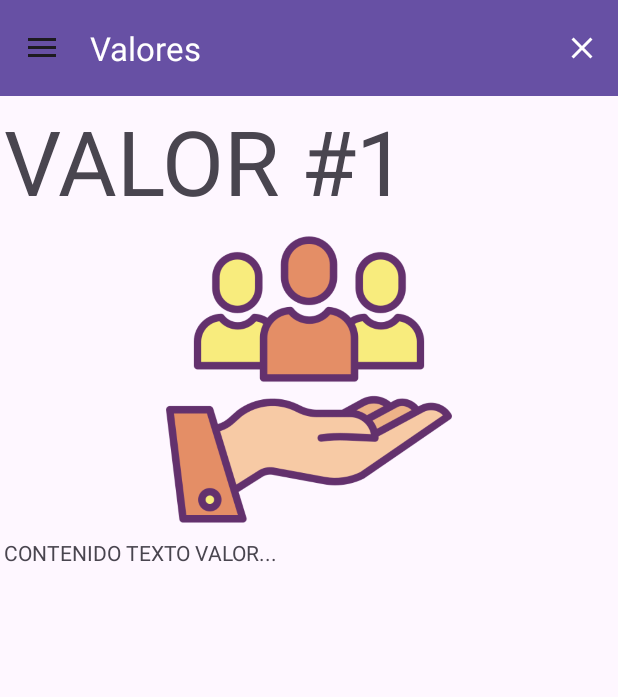
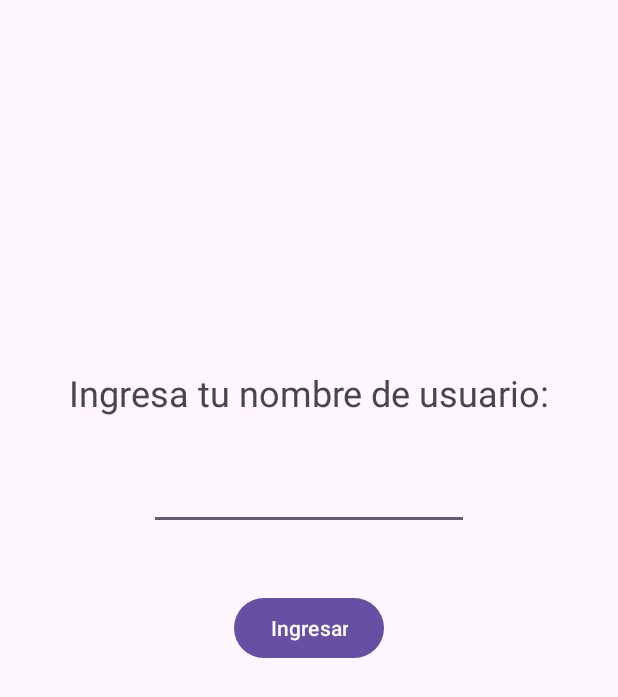
Before and after one commit to Rulios/proyecto-hpa4, an Android app: the screen it shows after launch (MainActivity before the commit, SetNameActivity after it), on a phone screen of 412 x 824 dp. Shown: the top 697 px of the screen. Run offline under Robolectric (Android 15) with nearby library versions, the phone set to English and light mode, and no system bars.

Commit message:
Added username intent and fixed a bug that prevented execution of the app

```diff
--- a/app/src/main/AndroidManifest.xml
+++ b/app/src/main/AndroidManifest.xml
@@ -13,7 +13,7 @@
         android:theme="@style/Theme.Proyecto1_HPA"
         tools:targetApi="31">
         <activity
-            android:name=".MainActivity"
+            android:name=".SetNameActivity"
             android:exported="true">
             <intent-filter>
                 <action android:name="android.intent.action.MAIN" />
@@ -21,6 +21,11 @@
                 <category android:name="android.intent.category.LAUNCHER" />
             </intent-filter>
         </activity>
+        <activity
+            android:name=".MainActivity"
+            android:exported="true">
+
+        </activity>
     </application>
 
 </manifest>
--- a/app/src/main/java/com/example/proyecto1_hpa/MainActivity.java
+++ b/app/src/main/java/com/example/proyecto1_hpa/MainActivity.java
@@ -4,6 +4,7 @@
 import androidx.appcompat.app.ActionBarDrawerToggle;
 import androidx.appcompat.app.AppCompatActivity;
 
+import android.content.Intent;
 import android.os.Bundle;
 
 import android.view.Menu;
@@ -30,10 +31,23 @@
 
     private ViewPager2 viewPagerValores;
 
+    String nombreUsuario;
+
+    Usuarios usuario;
+
     @Override
     protected void onCreate(Bundle savedInstanceState) {
         super.onCreate(savedInstanceState);
         setContentView(R.layout.activity_main);
+
+
+        Intent intent = getIntent();
+
+        nombreUsuario = intent.getStringExtra("NOMBRE");
+        //añadir código de creación del Usuarios
+        //usuario = New Usuarios(nombreUsuario);
+        //etc
+        //...
 
         TB=findViewById(R.id.TB);
         setSupportActionBar(TB);
@@ -79,7 +93,7 @@
             }
         });
 
-        DatabaseSingleton.init(this);
+        //DatabaseSingleton.init(this);
 
     }
 
--- /dev/null
+++ b/app/src/main/java/com/example/proyecto1_hpa/SetNameActivity.java
@@ -0,0 +1,35 @@
+package com.example.proyecto1_hpa;
+
+import androidx.appcompat.app.AppCompatActivity;
+
+import android.content.Intent;
+import android.os.Bundle;
+import android.view.View;
+import android.widget.Button;
+import android.widget.EditText;
+
+public class SetNameActivity extends AppCompatActivity {
+
+    Button button;
+    EditText nombre;
+
+    @Override
+    protected void onCreate(Bundle savedInstanceState) {
+        super.onCreate(savedInstanceState);
+        setContentView(R.layout.activity_set_name);
+
+        button = findViewById(R.id.button);
+        nombre = findViewById(R.id.nombre);
+
+        button.setOnClickListener(new View.OnClickListener() {
+            @Override
+            public void onClick(View v) {
+                Intent intent = new Intent(SetNameActivity.this, MainActivity.class);
+
+                intent.putExtra("NOMBRE", nombre.getText().toString());
+
+                startActivity(intent);
+            }
+        });
+    }
+}
--- /dev/null
+++ b/app/src/main/res/layout/activity_set_name.xml
@@ -0,0 +1,40 @@
+<?xml version="1.0" encoding="utf-8"?>
+<androidx.constraintlayout.widget.ConstraintLayout xmlns:android="http://schemas.android.com/apk/res/android"
+    xmlns:app="http://schemas.android.com/apk/res-auto"
+    xmlns:tools="http://schemas.android.com/tools"
+    android:layout_width="match_parent"
+    android:layout_height="match_parent"
+    tools:context=".SetNameActivity">
+
+    <TextView
+        android:id="@+id/textView3"
+        android:layout_width="wrap_content"
+        android:layout_height="wrap_content"
+        android:layout_marginTop="245dp"
+        android:text="Ingresa tu nombre de usuario:"
+        android:textSize="24sp"
+        app:layout_constraintEnd_toEndOf="parent"
+        app:layout_constraintStart_toStartOf="parent"
+        app:layout_constraintTop_toTopOf="parent" />
+
+    <EditText
+        android:id="@+id/nombre"
+        android:layout_width="wrap_content"
+        android:layout_height="wrap_content"
+        android:layout_marginTop="30dp"
+        android:ems="10"
+        android:inputType="text"
+        app:layout_constraintEnd_toEndOf="parent"
+        app:layout_constraintStart_toStartOf="parent"
+        app:layout_constraintTop_toBottomOf="@+id/textView3" />
+
+    <Button
+        android:id="@+id/button"
+        android:layout_width="wrap_content"
+        android:layout_height="wrap_content"
+        android:layout_marginTop="41dp"
+        android:text="Ingresar"
+        app:layout_constraintEnd_toEndOf="parent"
+        app:layout_constraintStart_toStartOf="parent"
+        app:layout_constraintTop_toBottomOf="@+id/nombre" />
+</androidx.constraintlayout.widget.ConstraintLayout>
```
